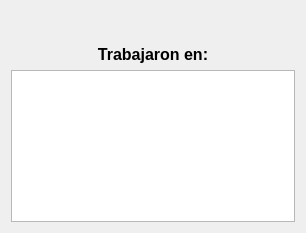
LucasPaladini/buscador_peliculas_desactualizado, file ui/actores_peliculas.ui: the form before one commit.
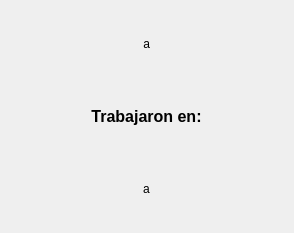
The form after the commit.

```diff
--- a/ui/actores_peliculas.ui
+++ b/ui/actores_peliculas.ui
@@ -6,7 +6,7 @@
    <rect>
     <x>0</x>
     <y>0</y>
-    <width>306</width>
+    <width>294</width>
     <height>233</height>
    </rect>
   </property>
@@ -14,23 +14,30 @@
    <string>Dialog</string>
   </property>
   <layout class="QGridLayout" name="gridLayout">
-   <item row="3" column="0">
-    <widget class="QTableView" name="tabla_datos_actor"/>
-   </item>
-   <item row="1" column="0">
+   <item row="1" column="0" alignment="Qt::AlignmentFlag::AlignHCenter">
     <widget class="QLabel" name="actor_ingresado">
      <property name="text">
-      <string>&lt;html&gt;&lt;head/&gt;&lt;body&gt;&lt;p align=&quot;center&quot;&gt;&lt;br/&gt;&lt;/p&gt;&lt;/body&gt;&lt;/html&gt;</string>
+      <string>a</string>
+     </property>
+     <property name="alignment">
+      <set>Qt::AlignmentFlag::AlignRight|Qt::AlignmentFlag::AlignTrailing|Qt::AlignmentFlag::AlignVCenter</set>
      </property>
     </widget>
    </item>
-   <item row="2" column="0">
+   <item row="2" column="0" alignment="Qt::AlignmentFlag::AlignHCenter">
     <widget class="QLabel" name="label_texto">
      <property name="text">
       <string>&lt;html&gt;&lt;head/&gt;&lt;body&gt;&lt;p align=&quot;center&quot;&gt;&lt;span style=&quot; font-size:12pt; font-weight:700;&quot;&gt;Trabajaron en:&lt;/span&gt;&lt;/p&gt;&lt;/body&gt;&lt;/html&gt;</string>
      </property>
     </widget>
    </item>
+   <item row="3" column="0" alignment="Qt::AlignmentFlag::AlignHCenter">
+    <widget class="QLabel" name="label_peliculas_juntos">
+     <property name="text">
+      <string>a</string>
+     </property>
+    </widget>
+   </item>
   </layout>
  </widget>
  <resources/>
```
